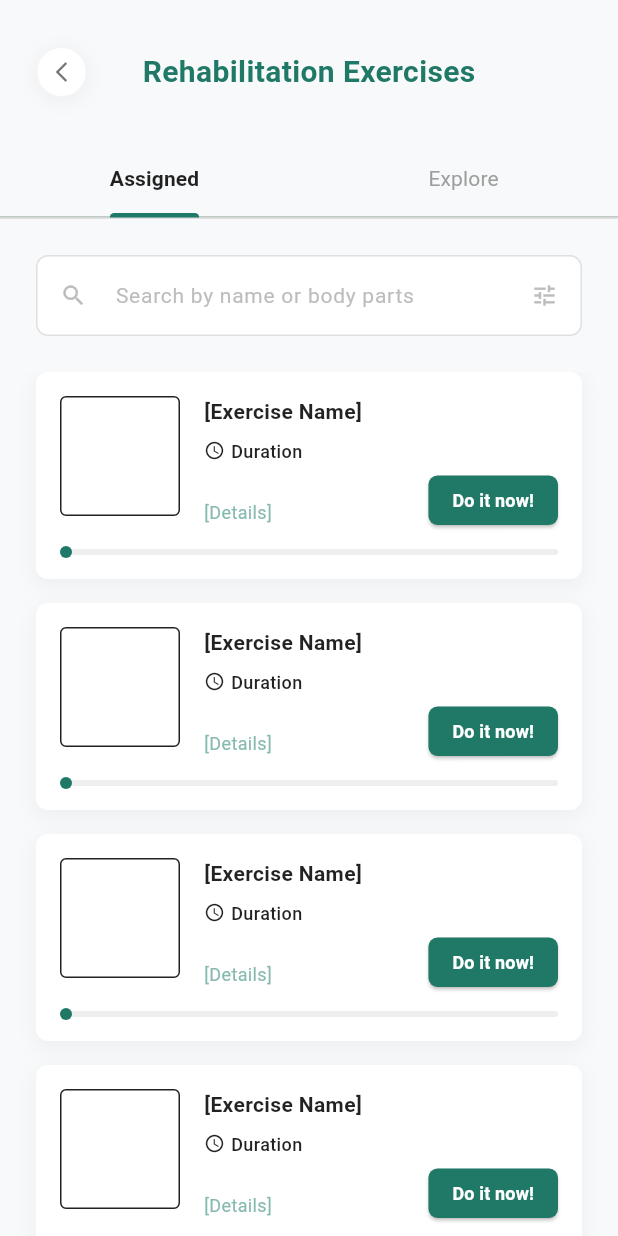
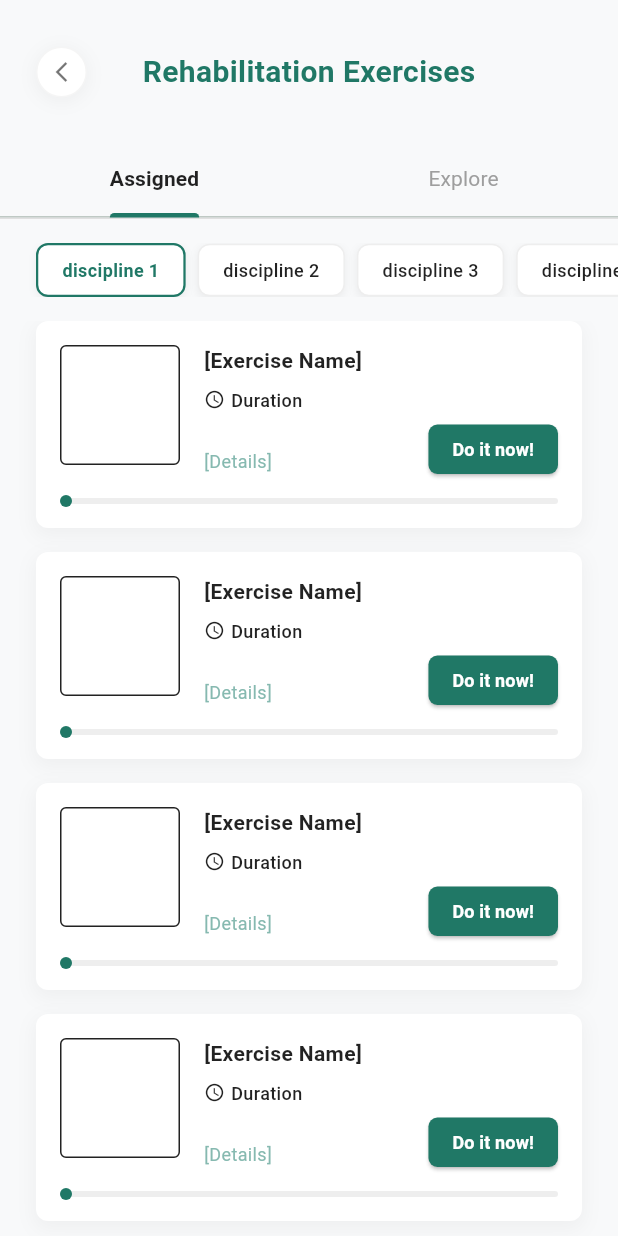
Before and after one commit to Jinggggg030/RehabAI, a Flutter app: the RehabilitationExercisesPage screen opened directly, on a phone screen of 412 x 824 dp. Run offline on Flutter 3.47's test engine with Material 3 defaults, Android fonts, the phone set to English and light mode, and no system bars; our stand-ins replace google_fonts.

Commit message:
Added the discipline filters to the rehab exercises page so the exercises are grouped by disciplines.

```diff
--- a/lib/screens/rehabilitation_exercises_page.dart
+++ b/lib/screens/rehabilitation_exercises_page.dart
@@ -97,25 +97,22 @@ class _RehabilitationExercisesPageState extends State<RehabilitationExercisesPag
               ),
             ),
 
-            // Search Bar
+            // Filter Chips
             Padding(
-              padding: const EdgeInsets.all(24.0),
-              child: Container(
-                decoration: BoxDecoration(
-                  color: Colors.white,
-                  borderRadius: BorderRadius.circular(8),
-                  border: Border.all(color: Colors.grey.shade300),
-                ),
-                child: TextField(
-                  decoration: InputDecoration(
-                    hintText: 'Search by name or body parts',
-                    hintStyle: GoogleFonts.readexPro(color: Colors.grey.shade400, fontSize: 14),
-                    prefixIcon: Icon(Icons.search, color: Colors.grey.shade400),
-                    suffixIcon: Icon(Icons.tune, color: Colors.grey.shade400),
-                    border: InputBorder.none,
-                    contentPadding: const EdgeInsets.symmetric(vertical: 14),
-                    isDense: true,
-                  ),
+              padding: const EdgeInsets.symmetric(vertical: 16.0),
+              child: SingleChildScrollView(
+                scrollDirection: Axis.horizontal,
+                padding: const EdgeInsets.symmetric(horizontal: 24.0),
+                child: Row(
+                  children: [
+                    _buildFilterChip('discipline 1', isSelected: true),
+                    const SizedBox(width: 8),
+                    _buildFilterChip('discipline 2', isSelected: false),
+                    const SizedBox(width: 8),
+                    _buildFilterChip('discipline 3', isSelected: false),
+                    const SizedBox(width: 8),
+                    _buildFilterChip('discipline 4', isSelected: false),
+                  ],
                 ),
               ),
             ),
@@ -376,4 +373,33 @@ class _RehabilitationExercisesPageState extends State<RehabilitationExercisesPag
       ),
     );
   }
+
+  Widget _buildFilterChip(String text, {bool isSelected = false}) {
+    return Container(
+      padding: const EdgeInsets.symmetric(horizontal: 16, vertical: 8),
+      decoration: BoxDecoration(
+        color: Colors.white,
+        borderRadius: BorderRadius.circular(8),
+        border: Border.all(
+          color: isSelected ? const Color(0xFF207866) : Colors.grey.shade200,
+          width: isSelected ? 1.5 : 1.0,
+        ),
+        boxShadow: [
+          BoxShadow(
+            color: Colors.black.withOpacity(0.05),
+            blurRadius: 4,
+            offset: const Offset(0, 2),
+          ),
+        ],
+      ),
+      child: Text(
+        text,
+        style: GoogleFonts.readexPro(
+          fontSize: 12,
+          fontWeight: isSelected ? FontWeight.bold : FontWeight.w500,
+          color: isSelected ? const Color(0xFF207866) : Colors.black87,
+        ),
+      ),
+    );
+  }
 }
```
